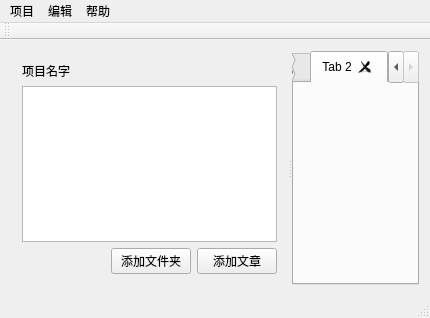
This is mainwindow.ui in Deviluna/MediaIDE_free as Qt 5 draws it before an edit. The edited form follows.
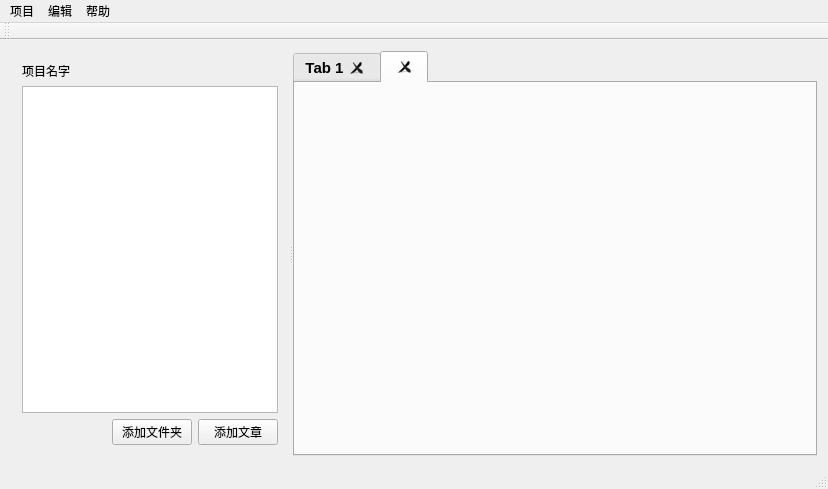
This is the edited form.

The edit to the form file:
```diff
--- a/mainwindow.ui
+++ b/mainwindow.ui
@@ -6,8 +6,8 @@
    <rect>
     <x>0</x>
     <y>0</y>
-    <width>430</width>
-    <height>318</height>
+    <width>828</width>
+    <height>489</height>
    </rect>
   </property>
   <property name="sizePolicy">
@@ -32,7 +32,7 @@
       <property name="orientation">
        <enum>Qt::Horizontal</enum>
       </property>
-      <widget class="QWidget" name="">
+      <widget class="QWidget" name="layoutWidget">
        <layout class="QVBoxLayout" name="verticalLayout">
         <item>
          <widget class="QLabel" name="label_2">
@@ -121,6 +121,17 @@
          <verstretch>0</verstretch>
         </sizepolicy>
        </property>
+       <property name="font">
+        <font>
+         <pointsize>11</pointsize>
+         <weight>75</weight>
+         <italic>false</italic>
+         <bold>true</bold>
+         <underline>false</underline>
+         <strikeout>false</strikeout>
+         <kerning>true</kerning>
+        </font>
+       </property>
        <property name="currentIndex">
         <number>1</number>
        </property>
@@ -134,7 +145,7 @@
        </widget>
        <widget class="QWidget" name="tab_2">
         <attribute name="title">
-         <string>Tab 2</string>
+         <string/>
         </attribute>
        </widget>
       </widget>
@@ -147,8 +158,8 @@
     <rect>
      <x>0</x>
      <y>0</y>
-     <width>430</width>
-     <height>23</height>
+     <width>828</width>
+     <height>21</height>
     </rect>
    </property>
    <widget class="QMenu" name="menu">
```
